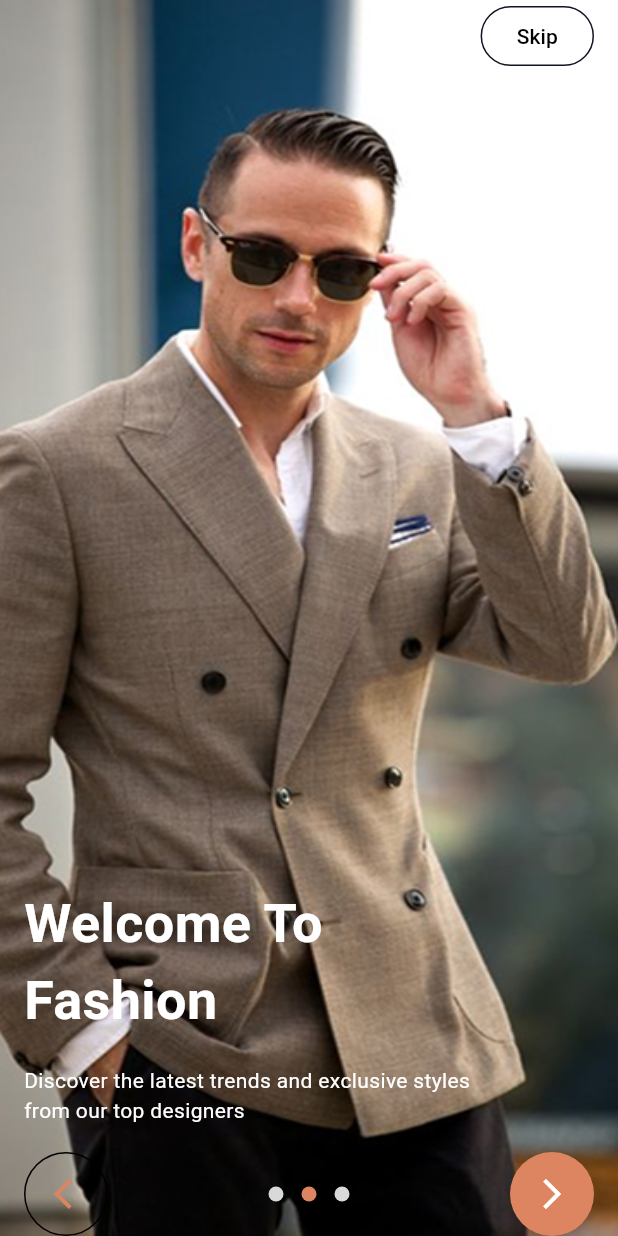
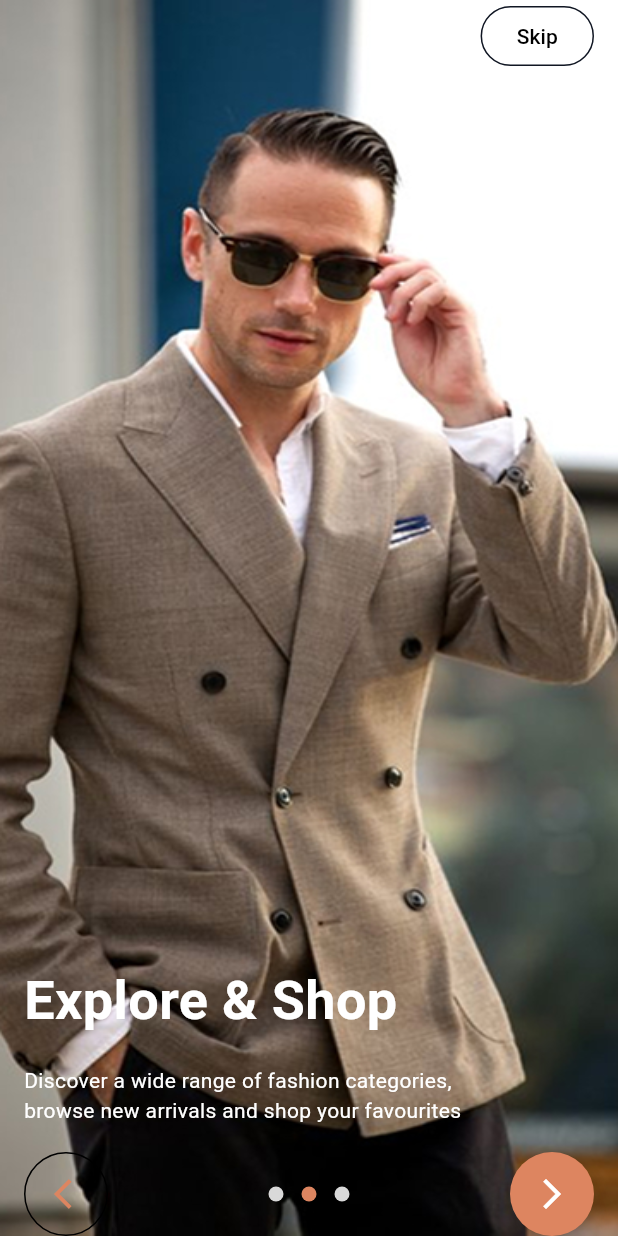
Before and after one commit to amramer522/ccic_suits_app_g1_2025, a Flutter app: the OnBoardingView screen opened directly, after a tap on the "arrow forward ios" icon, on a phone screen of 412 x 824 dp. Run offline on Flutter 3.47's test engine with Material 3 defaults, Android fonts, the phone set to English and light mode, and no system bars; our stand-ins replace pin_code_fields; network calls fail.

Commit message:
clean on boarding screen and split model to another file and add const for all constant objects

```diff
--- a/lib/views/hello_world/view.dart
+++ b/lib/views/hello_world/view.dart
@@ -6,7 +6,7 @@ class HelloWorldView extends StatelessWidget {
 
   @override
   Widget build(BuildContext context) {
-    return Scaffold(
+    return const Scaffold(
       body: Center(child: Text('Hello, Ahmed!')),
     );
   }
--- /dev/null
+++ b/lib/views/on_boarding/model.dart
@@ -0,0 +1,29 @@
+part of 'view.dart';
+
+class _Model {
+  final String image, title;
+  final String? description;
+
+  _Model({
+    required this.image,
+    required this.title,
+    this.description,
+  });
+}
+
+final _list = [
+  _Model(
+    image: "on_boarding0.jpg",
+    title: "Welcome To\nFashion",
+    description: "Discover the latest trends and exclusive styles\nfrom our top designers",
+  ),
+  _Model(
+    image: "on_boarding1.jpg",
+    title: "Explore & Shop",
+    description: "Discover a wide range of fashion categories,\nbrowse new arrivals and shop your favourites",
+  ),
+  _Model(
+    image: "on_boarding2.jpg",
+    title: "Hi,Shop Now",
+  ),
+];
--- a/lib/views/on_boarding/view.dart
+++ b/lib/views/on_boarding/view.dart
@@ -1,5 +1,8 @@
 import 'package:flutter/material.dart';
+import 'package:pro1/core/logic/helper_methods.dart';
 import 'package:pro1/views/login/view.dart';
+
+part 'model.dart';
 
 class OnBoardingView extends StatefulWidget {
   const OnBoardingView({super.key});
@@ -11,21 +14,16 @@ class OnBoardingView extends StatefulWidget {
 class _OnBoardingViewState extends State<OnBoardingView> {
   int currentView = 0;
 
-  void goToNextPage() {
-    Navigator.push(
-        context,
-        MaterialPageRoute(
-          builder: (context) => const LoginView(),
-        ));
-  }
+  void goToNextPage() => goTo(const LoginView());
 
   @override
   Widget build(BuildContext context) {
+    final item = _list[currentView];
     return Scaffold(
       body: Stack(
         children: [
           Image.asset(
-            "assets/images/on_boarding$currentView.jpg",
+            "assets/images/${item.image}",
             height: double.infinity,
             width: double.infinity,
             fit: BoxFit.fill,
@@ -41,26 +39,27 @@ class _OnBoardingViewState extends State<OnBoardingView> {
                       alignment: AlignmentDirectional.centerEnd,
                       child: OutlinedButton(
                         onPressed: goToNextPage,
-                        child: Text(
+                        child: const Text(
                           "Skip",
                           style: TextStyle(color: Colors.black),
                         ),
                       ),
                     ),
-                  Spacer(),
+                  const Spacer(),
                   Text(
-                    "Welcome To\nFashion",
-                    style: TextStyle(color: Colors.white, fontSize: 36, fontWeight: FontWeight.bold),
+                    item.title,
+                    style: const TextStyle(color: Colors.white, fontSize: 36, fontWeight: FontWeight.bold),
                   ),
-                  SizedBox(height: 18),
-                  Text(
-                    "Discover the latest trends and exclusive styles\nfrom our top designers",
-                    style: TextStyle(
-                      color: Colors.white,
-                      fontSize: 14,
+                  const SizedBox(height: 18),
+                  if (item.description != null)
+                    Text(
+                      item.description!,
+                      style: const TextStyle(
+                        color: Colors.white,
+                        fontSize: 14,
+                      ),
                     ),
-                  ),
-                  SizedBox(height: 18),
+                  const SizedBox(height: 18),
                   Row(
                     children: [
                       if (currentView != 0)
@@ -73,14 +72,14 @@ class _OnBoardingViewState extends State<OnBoardingView> {
                           elevation: 0,
                           shape: const CircleBorder(side: BorderSide()),
                           child: Padding(
-                            padding: EdgeInsetsDirectional.only(start: 8),
+                            padding: const EdgeInsetsDirectional.only(start: 8),
                             child: Icon(
                               Icons.arrow_back_ios,
                               color: Theme.of(context).primaryColor,
                             ),
                           ),
                         ),
-                      Spacer(),
+                      const Spacer(),
                       ...List.generate(
                         3,
                         (index) => Padding(
@@ -89,11 +88,11 @@ class _OnBoardingViewState extends State<OnBoardingView> {
                           ),
                           child: CircleAvatar(
                             radius: 5,
-                            backgroundColor: index == currentView ? null : Color(0xffD9D9D9),
+                            backgroundColor: index == currentView ? null : const Color(0xffD9D9D9),
                           ),
                         ),
                       ),
-                      Spacer(),
+                      const Spacer(),
                       FloatingActionButton(
                         onPressed: () {
                           if (currentView == 2) {
--- a/lib/views/splash/view.dart
+++ b/lib/views/splash/view.dart
@@ -16,8 +16,8 @@ class SplashView extends StatelessWidget {
               height: 100,
               width: 100,
             ),
-            SizedBox(width: 12),
-            Text(
+            const SizedBox(width: 12),
+            const Text(
               "Suits",
               style: TextStyle(fontSize: 128, color: Colors.white, fontFamily: "Waterfall"),
             )
```
Also changed, not shown: lib/core/logic/helper_methods.dart (added, +13 -0 lines), lib/main.dart (+11 -7 lines), lib/views/calculator/view.dart (+15 -15 lines), lib/views/create_new_password/view.dart (+12 -12 lines), lib/views/login/view.dart (+24 -24 lines), lib/views/login/widgets/social_button.dart (+4 -4 lines), lib/views/my_wish_list/view.dart (+16 -11 lines), lib/views/my_wish_list/widgets/item_category.dart (+5 -5 lines), lib/views/my_wish_list/widgets/item_product.dart (+6 -6 lines), lib/views/play/view.dart (+5 -5 lines), lib/views/profile/view.dart (+5 -5 lines), lib/views/profile/widgets/item_profile.dart (+4 -4 lines), lib/views/sign_up/view.dart (+16 -16 lines), lib/views/verify_otp/view.dart (+10 -11 lines).
